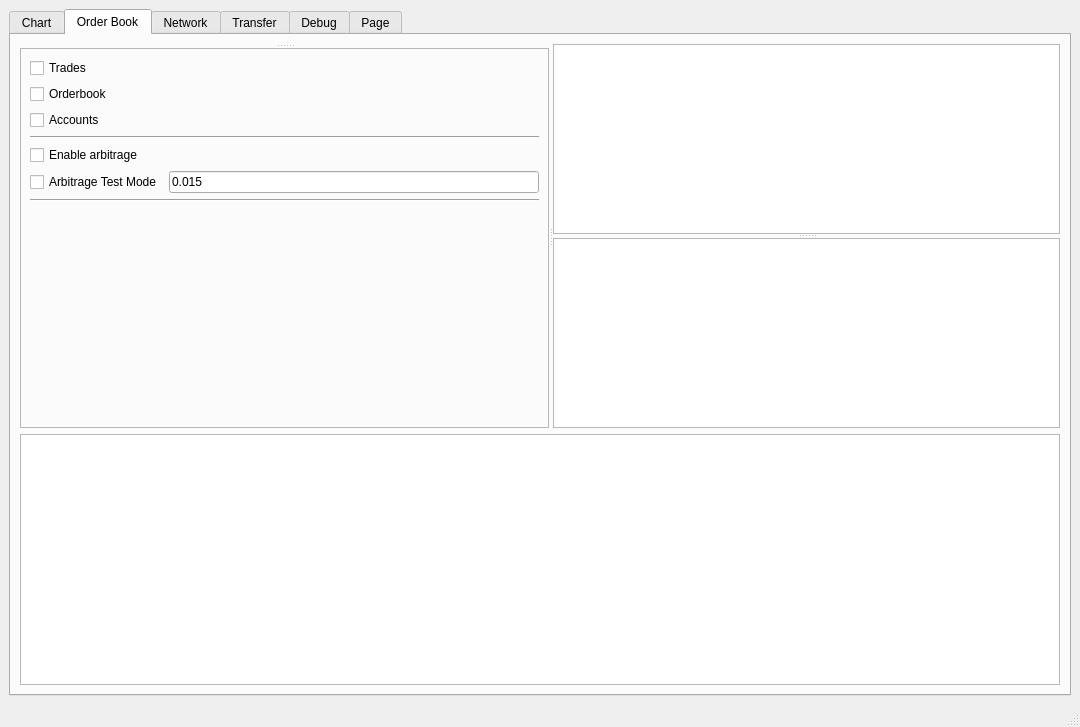
Old version of the form src/mainwindow.ui in the repository biddisco/lxqt-build-tools.
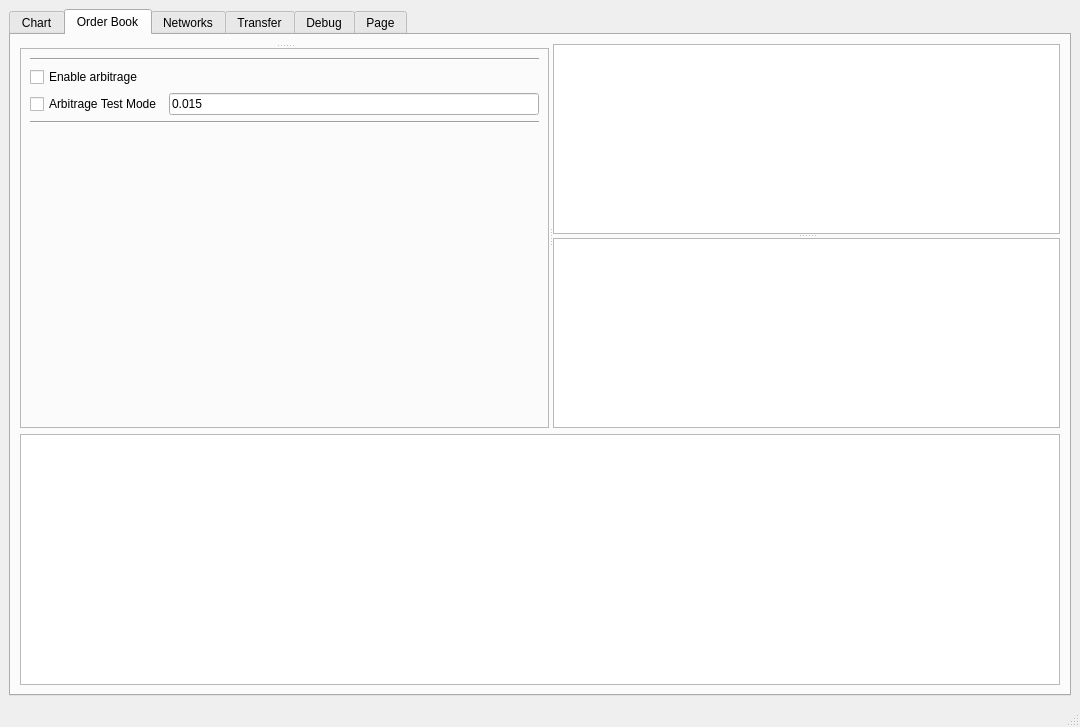
New version of the form. The open tabs and pages were chosen to show the change.

Patch:
```diff
--- a/src/mainwindow.ui
+++ b/src/mainwindow.ui
@@ -213,38 +213,7 @@
                <enum>QFrame::Raised</enum>
               </property>
               <layout class="QGridLayout" name="gridLayout">
-               <item row="6" column="1">
-                <widget class="QLineEdit" name="arbitrage_test_offset">
-                 <property name="text">
-                  <string>0.015</string>
-                 </property>
-                </widget>
-               </item>
-               <item row="6" column="0">
-                <widget class="QCheckBox" name="arbitrage_test_mode">
-                 <property name="text">
-                  <string>Arbitrage Test Mode</string>
-                 </property>
-                 <property name="checked">
-                  <bool>false</bool>
-                 </property>
-                </widget>
-               </item>
-               <item row="4" column="0" colspan="2">
-                <widget class="Line" name="line_3">
-                 <property name="orientation">
-                  <enum>Qt::Horizontal</enum>
-                 </property>
-                </widget>
-               </item>
                <item row="2" column="0">
-                <widget class="QCheckBox" name="connect_orderbook">
-                 <property name="text">
-                  <string>Orderbook</string>
-                 </property>
-                </widget>
-               </item>
-               <item row="5" column="0">
                 <widget class="QCheckBox" name="enable_arbitrage">
                  <property name="text">
                   <string>Enable arbitrage</string>
@@ -254,14 +223,24 @@
                  </property>
                 </widget>
                </item>
-               <item row="7" column="0" colspan="2">
+               <item row="4" column="0" colspan="2">
                 <widget class="Line" name="line_4">
                  <property name="orientation">
                   <enum>Qt::Horizontal</enum>
                  </property>
                 </widget>
                </item>
-               <item row="8" column="0">
+               <item row="3" column="0">
+                <widget class="QCheckBox" name="arbitrage_test_mode">
+                 <property name="text">
+                  <string>Arbitrage Test Mode</string>
+                 </property>
+                 <property name="checked">
+                  <bool>false</bool>
+                 </property>
+                </widget>
+               </item>
+               <item row="5" column="0">
                 <spacer name="verticalSpacer">
                  <property name="orientation">
                   <enum>Qt::Vertical</enum>
@@ -274,17 +253,17 @@
                  </property>
                 </spacer>
                </item>
-               <item row="1" column="0">
-                <widget class="QCheckBox" name="connect_trade">
-                 <property name="text">
-                  <string>Trades</string>
+               <item row="1" column="0" colspan="2">
+                <widget class="Line" name="line_3">
+                 <property name="orientation">
+                  <enum>Qt::Horizontal</enum>
                  </property>
                 </widget>
                </item>
-               <item row="3" column="0">
-                <widget class="QCheckBox" name="connect_accounts">
+               <item row="3" column="1">
+                <widget class="QLineEdit" name="arbitrage_test_offset">
                  <property name="text">
-                  <string>Accounts</string>
+                  <string>0.015</string>
                  </property>
                 </widget>
                </item>
@@ -376,7 +355,7 @@
         </widget>
         <widget class="QWidget" name="connections_tab">
          <attribute name="title">
-          <string>Network</string>
+          <string>Networks</string>
          </attribute>
          <layout class="QGridLayout" name="gridLayout_2">
           <item row="0" column="0">
```
Left out of the diff: 16 changed lines with no effect on the pictures.
